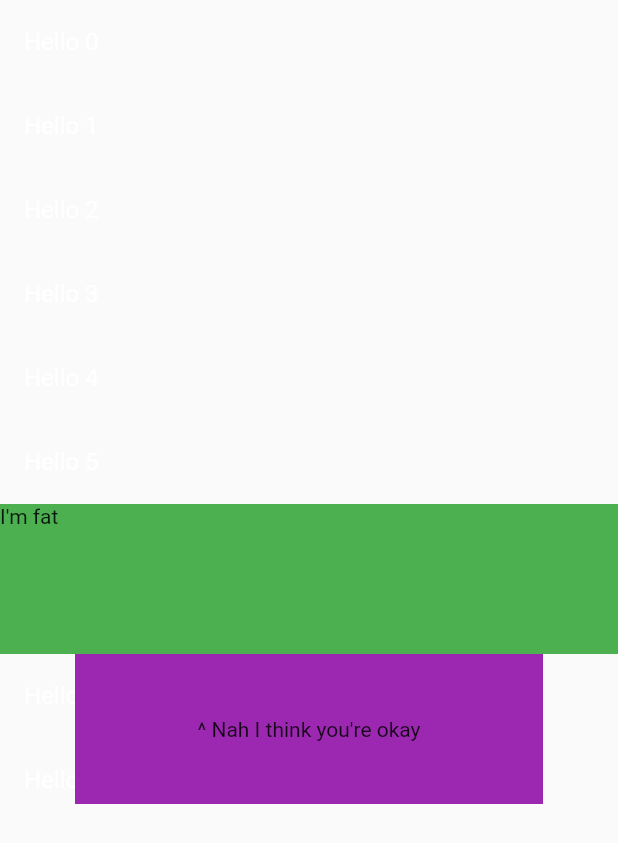
After one commit to Andrushk/FlutterTurnPages, a Flutter app: the screen it shows after launch, after a tap on "пример со StackOverflow", on a phone screen of 412 x 824 dp. The commit adds this screen. Shown: the top 843 px of the screen. Run offline on Flutter 3.47's test engine with Material 2 defaults, Android fonts, the phone set to English and light mode, and no system bars; our stand-ins replace rxdart.

```diff
--- a/lib/common/pages/stack_page.dart
+++ b/lib/common/pages/stack_no_gestures_page.dart
@@ -4,7 +4,7 @@ import 'package:flutter_turn_pages/common/style/colors.dart';
 import 'package:flutter_turn_pages/common/style/padding.dart';
 import 'package:flutter_turn_pages/common/style/size.dart';
 
-mixin StackPage<Page extends PageBase> on PageBaseState<Page> {
+mixin StackNoGesturesPage<Page extends PageBase> on PageBaseState<Page> {
   int pageIndex = 0;
 
   @override
@@ -33,6 +33,7 @@ mixin StackPage<Page extends PageBase> on PageBaseState<Page> {
             ),
           ),
           GestureDetector(
+            onHorizontalDragStart: (details){},
             onHorizontalDragUpdate: (details) {
               print(
                   'delta=${details.delta}, local=${details.localPosition}, global=${details.globalPosition}');
--- /dev/null
+++ b/lib/demo.dart
@@ -0,0 +1,91 @@
+import 'package:flutter/material.dart';
+import 'package:flutter/scheduler.dart';
+
+class MyHomePage extends StatefulWidget {
+  const MyHomePage({Key key, this.title}) : super(key: key);
+  final String title;
+
+  @override
+  _MyHomePageState createState() => _MyHomePageState();
+}
+
+class _MyHomePageState extends State<MyHomePage> {
+  final controller = ScrollController();
+  OverlayEntry sticky;
+  GlobalKey stickyKey = GlobalKey();
+
+  @override
+  void initState() {
+    if (sticky != null) {
+      sticky.remove();
+    }
+    sticky = OverlayEntry(
+      builder: (context) => stickyBuilder(context),
+    );
+
+    SchedulerBinding.instance.addPostFrameCallback((_) {
+      Overlay.of(context).insert(sticky);
+    });
+
+    super.initState();
+  }
+
+  @override
+  void dispose() {
+    sticky.remove();
+    super.dispose();
+  }
+
+  @override
+  Widget build(BuildContext context) {
+    return Scaffold(
+      body: ListView.builder(
+        controller: controller,
+        itemBuilder: (context, index) {
+          if (index == 6) {
+            return Container(
+              key: stickyKey,
+              height: 100.0,
+              color: Colors.green,
+              child: const Text("I'm fat"),
+            );
+          }
+          return ListTile(
+            title: Text(
+              'Hello $index',
+              style: const TextStyle(color: Colors.white),
+            ),
+          );
+        },
+      ),
+    );
+  }
+
+  Widget stickyBuilder(BuildContext context) {
+    return AnimatedBuilder(
+      animation: controller,
+      builder: (_,Widget child) {
+        final keyContext = stickyKey.currentContext;
+        if (keyContext != null) {
+          // widget is visible
+          final box = keyContext.findRenderObject() as RenderBox;
+          final pos = box.localToGlobal(Offset.zero);
+          return Positioned(
+            top: pos.dy + box.size.height,
+            left: 50.0,
+            right: 50.0,
+            height: box.size.height,
+            child: Material(
+              child: Container(
+                alignment: Alignment.center,
+                color: Colors.purple,
+                child: const Text("^ Nah I think you're okay"),
+              ),
+            ),
+          );
+        }
+        return Container();
+      },
+    );
+  }
+}
--- a/lib/main_page.dart
+++ b/lib/main_page.dart
@@ -1,4 +1,6 @@
 import 'package:flutter/material.dart';
+import 'package:flutter_turn_pages/demo.dart';
+import 'package:flutter_turn_pages/gesture_detector.dart';
 import 'package:flutter_turn_pages/page_view_demo_page.dart';
 import 'package:flutter_turn_pages/stack_demo_page.dart';
 
@@ -15,17 +17,33 @@ class MainPage extends StatelessWidget {
           crossAxisAlignment: CrossAxisAlignment.stretch,
           children: [
             RaisedButton(
-              child: Text('PageView turn pages'),
+              child: Text('Перелистывание через PageView'),
               onPressed: () {
-                Navigator.push(context,
-                    MaterialPageRoute(builder: (context) => PageViewDemoPage()));
+                Navigator.push(
+                    context,
+                    MaterialPageRoute(
+                        builder: (context) => PageViewDemoPage()));
               },
             ),
             RaisedButton(
-              child: Text('Stack turn pages'),
+              child: Text('Перелистыание через Stack без жестов'),
               onPressed: () {
                 Navigator.push(context,
                     MaterialPageRoute(builder: (context) => StackDemoPage()));
+              },
+            ),
+            RaisedButton(
+              child: Text('Перелистыание через Stack с жестами'),
+              onPressed: () {
+                Navigator.push(context,
+                    MaterialPageRoute(builder: (context) => HorizontalSwipe()));
+              },
+            ),
+            RaisedButton(
+              child: Text('пример со StackOverflow'),
+              onPressed: () {
+                Navigator.push(context,
+                    MaterialPageRoute(builder: (context) => MyHomePage()));
               },
             ),
           ],
--- a/lib/stack_demo_page.dart
+++ b/lib/stack_demo_page.dart
@@ -1,6 +1,6 @@
 import 'package:flutter/material.dart';
 import 'package:flutter_turn_pages/Page3.dart';
-import 'package:flutter_turn_pages/common/pages/stack_page.dart';
+import 'package:flutter_turn_pages/common/pages/stack_no_gestures_page.dart';
 import 'package:flutter_turn_pages/page1.dart';
 import 'package:flutter_turn_pages/page2.dart';
 
@@ -13,7 +13,7 @@ class StackDemoPage extends PageBase {
   _StackDemoPageState createState() => _StackDemoPageState();
 }
 
-class _StackDemoPageState extends PageBaseState<StackDemoPage> with StackPage {
+class _StackDemoPageState extends PageBaseState<StackDemoPage> with StackNoGesturesPage {
   @override
   Widget buildAppBar() {
     return Container(
--- a/pubspec.yaml
+++ b/pubspec.yaml
@@ -23,6 +23,7 @@ environment:
 dependencies:
   flutter:
     sdk: flutter
+  rxdart: ^0.24.1
 
 
   # The following adds the Cupertino Icons font to your application.
```
Also changed, not shown: lib/common/pages/simple_page.dart (added, +31 -0 lines), lib/gesture_detector.dart (added, +199 -0 lines), pubspec.lock.
